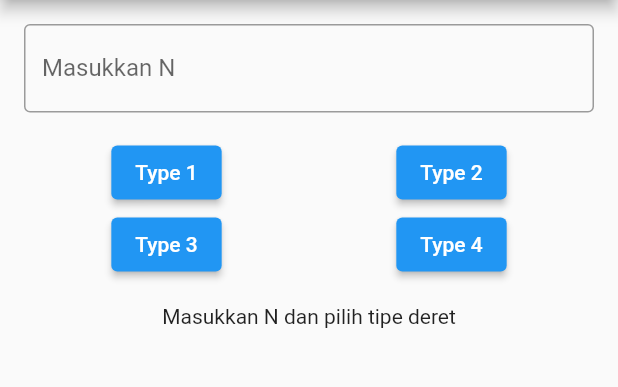
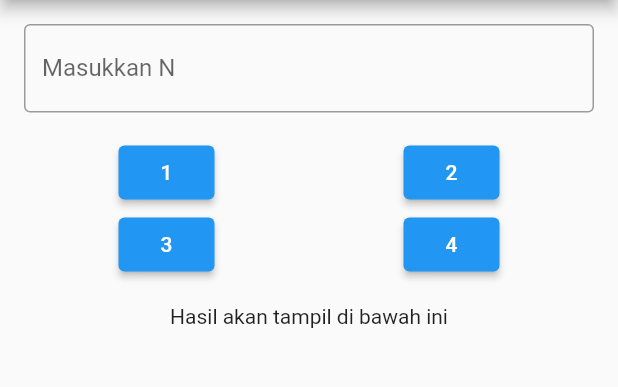
Before and after one commit to randisihombing/deret_angka, a Flutter app: the screen it shows after launch, on a phone screen of 412 x 824 dp, the part 84-471 px from its top. Run offline on Flutter 3.47's test engine with Material 2 defaults, Android fonts, the phone set to English and light mode, and no system bars; our stand-ins replace bloc, equatable, flutter_bloc.

Commit message:
Fix type and message for result

```diff
--- a/lib/main.dart
+++ b/lib/main.dart
@@ -57,7 +57,7 @@ class NumberSeriesPage extends StatelessWidget {
                           BlocProvider.of<NumberSeriesBloc>(context).add(GenerateSeries(n: n, seriesType: SeriesType.type1));
                         }
                       },
-                      child: const Text('Type 1'),
+                      child: const Text('1'),
                     ),
                     ElevatedButton(
                       onPressed: () {
@@ -66,7 +66,7 @@ class NumberSeriesPage extends StatelessWidget {
                           BlocProvider.of<NumberSeriesBloc>(context).add(GenerateSeries(n: n, seriesType: SeriesType.type2));
                         }
                       },
-                      child: const Text('Type 2'),
+                      child: const Text('2'),
                     ),
                   ],
                 ),
@@ -80,7 +80,7 @@ class NumberSeriesPage extends StatelessWidget {
                           BlocProvider.of<NumberSeriesBloc>(context).add(GenerateSeries(n: n, seriesType: SeriesType.type3));
                         }
                       },
-                      child: const Text('Type 3'),
+                      child: const Text('3'),
                     ),
                     ElevatedButton(
                       onPressed: () {
@@ -89,7 +89,7 @@ class NumberSeriesPage extends StatelessWidget {
                           BlocProvider.of<NumberSeriesBloc>(context).add(GenerateSeries(n: n, seriesType: SeriesType.type4));
                         }
                       },
-                      child: const Text('Type 4'),
+                      child: const Text('4'),
                     ),
                   ],
                 ),
@@ -97,7 +97,7 @@ class NumberSeriesPage extends StatelessWidget {
                 BlocBuilder<NumberSeriesBloc, NumberSeriesState>(
                   builder: (context, state) {
                     if (state is NumberSeriesInitial) {
-                      return const Text('Masukkan N dan pilih tipe deret');
+                      return const Text('Hasil akan tampil di bawah ini');
                     } else if (state is NumberSeriesLoaded) {
                       return Text(state.series, style: const TextStyle(fontSize: 20));
                     } else {
```
